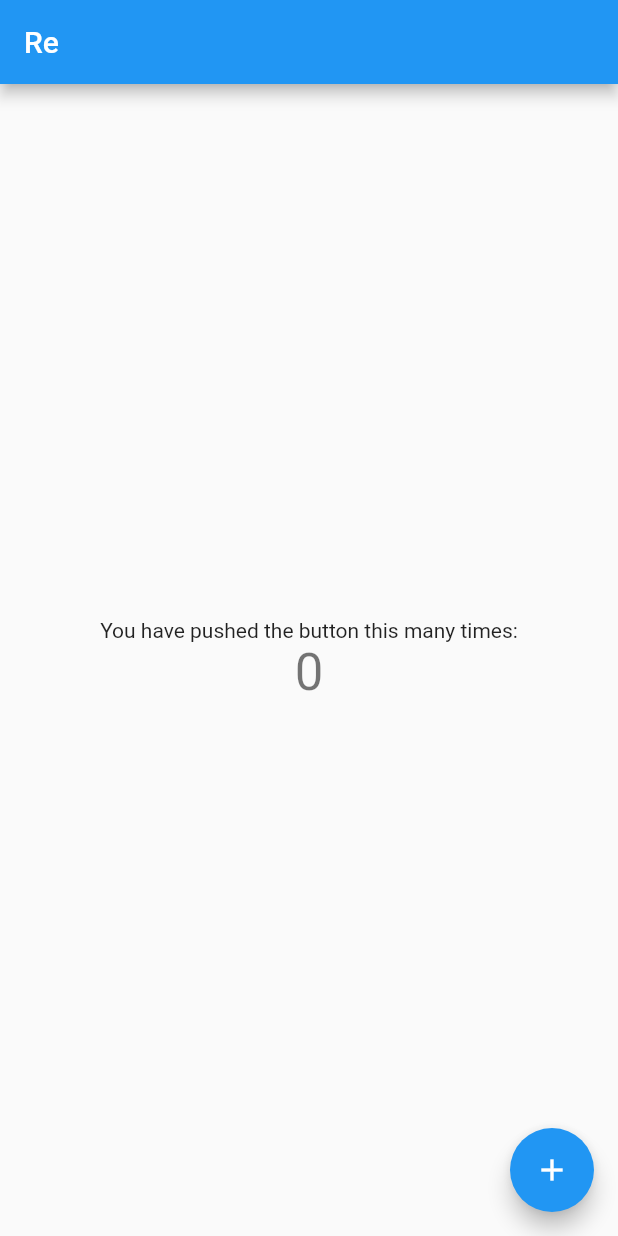
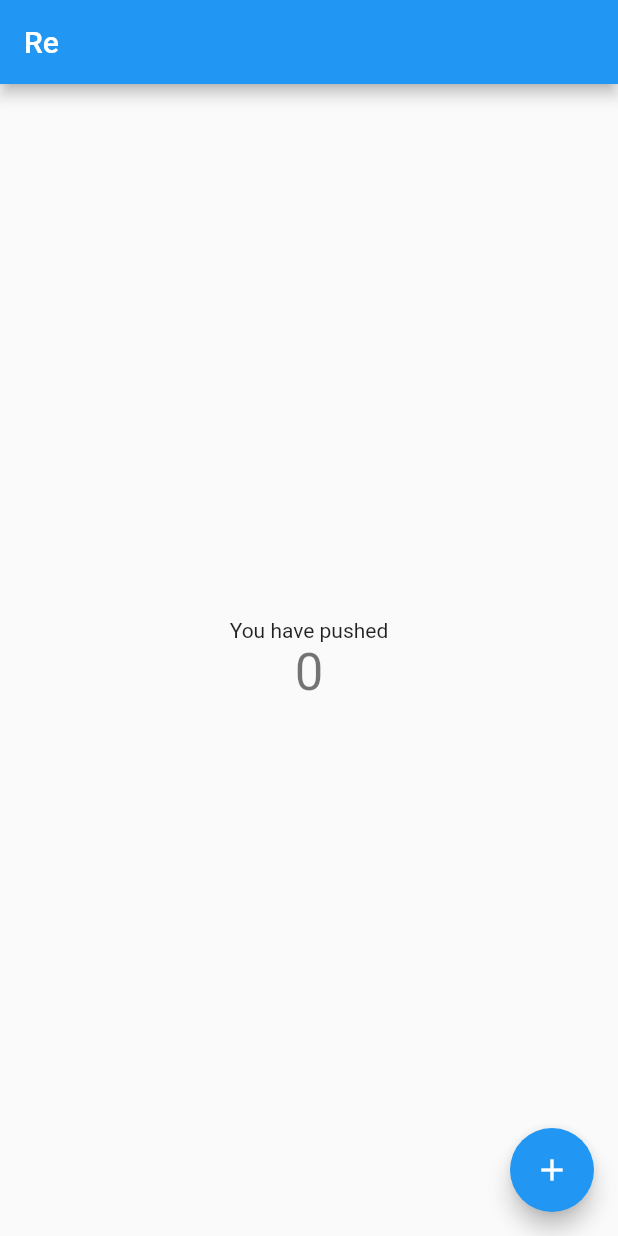
Before and after one commit to M0stu/ClownWare, a Flutter app: the screen it shows after launch, on a phone screen of 412 x 824 dp. Run offline on Flutter 3.47's test engine with Material 2 defaults, Android fonts, the phone set to English and light mode, and no system bars.

Commit message:
Update main.dart

```diff
--- a/cachat/lib/main.dart
+++ b/cachat/lib/main.dart
@@ -96,7 +96,7 @@ class _MyHomePageState extends State<MyHomePage> {
           mainAxisAlignment: MainAxisAlignment.center,
           children: <Widget>[
             const Text(
-              'You have pushed the button this many times:',
+              'You have pushed',
             ),
             Text(
               '$_counter',
```
